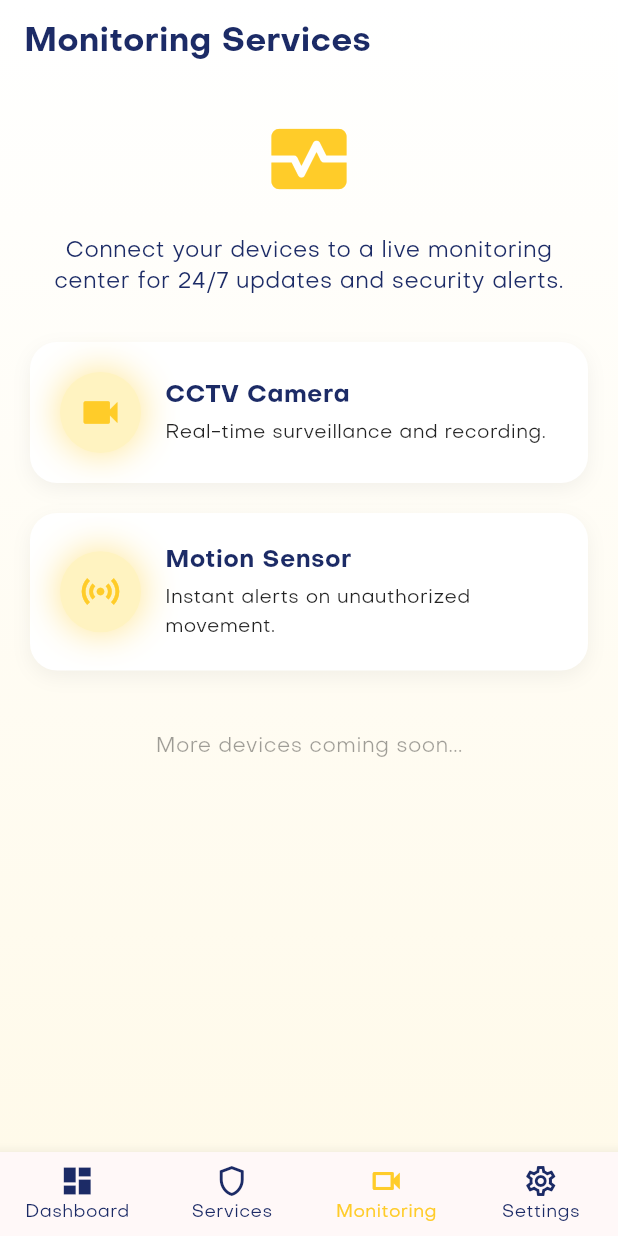
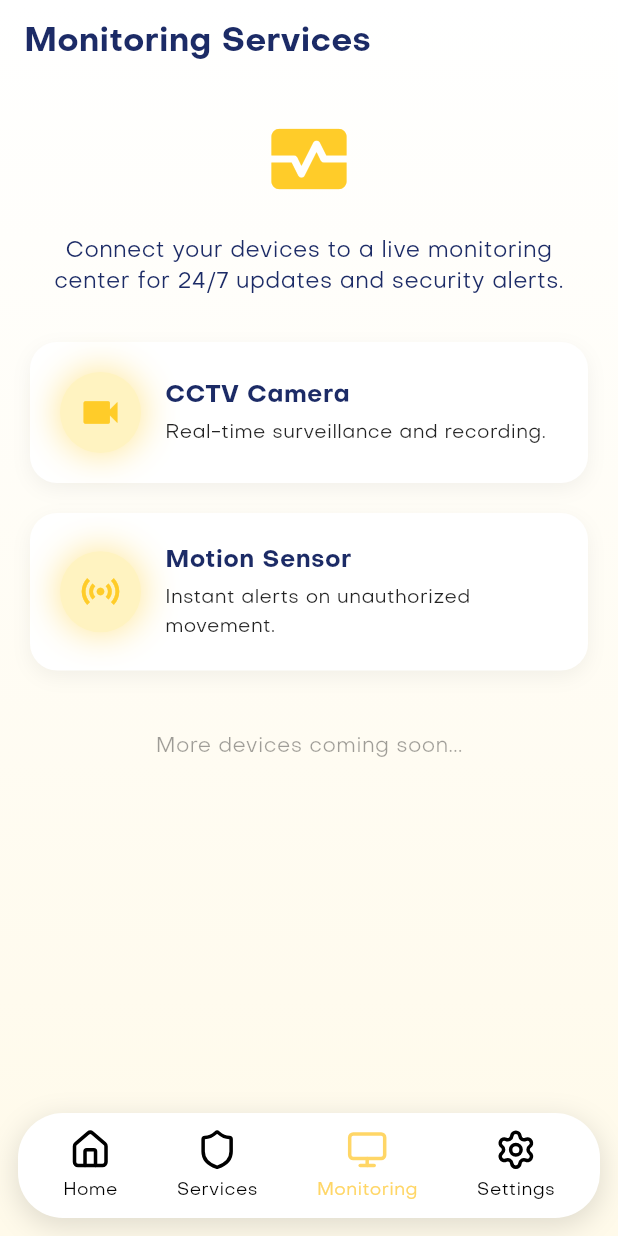
Before and after one commit to pinkarray/Halogen-app, a Flutter app: the HomeWrapper screen opened directly, item 3 of the bottom bar chosen, on a phone screen of 412 x 824 dp. Run offline on Flutter 3.47's test engine with Material 3 defaults, Android fonts, the phone set to English and light mode, and no system bars; drawn by our look-alikes of flutter_animate; our stand-ins replace another_flushbar, flutter_contacts, fluttertoast, geolocator, google_maps_flutter, local_auth and 3 more; missing offline and left inert: pay_with_paystack; accounts and stored records are empty.

```diff
--- /dev/null
+++ b/android/local_plugins/contacts_service/lib/contacts_service.dart
@@ -0,0 +1,6 @@
+// This is a placeholder file to make the plugin structure valid
+// You can copy the actual implementation from the original package later
+
+library contacts_service;
+
+export 'src/contacts_service.dart';
--- a/lib/shared/widgets/home_wrapper.dart
+++ b/lib/shared/widgets/home_wrapper.dart
@@ -3,6 +3,9 @@ import 'package:halogen/modules/dashboard/dashboard_screen.dart';
 import 'package:halogen/modules/services/services_screen.dart';
 import 'package:halogen/modules/settings/settings_screen.dart';
 import 'package:halogen/screens/monitoring_services_screen.dart';
+import 'package:flutter_animate/flutter_animate.dart';
+import 'package:lucide_icons/lucide_icons.dart';
+import 'dart:ui';
 
 class HomeWrapper extends StatefulWidget {
   final int initialIndex;
@@ -24,7 +27,9 @@ class _HomeWrapperState extends State<HomeWrapper> with TickerProviderStateMixin
   ];
 
   late final List<AnimationController> _controllers;
-  late final List<Animation<double>> _jumpAnimations;
+  late final List<Animation<double>> _scaleAnimations;
+  late final AnimationController _fabAnimationController;
+  late final Animation<double> _fabRotationAnimation;
 
   @override
   void initState() {
@@ -36,39 +41,33 @@ class _HomeWrapperState extends State<HomeWrapper> with TickerProviderStateMixin
       4,
       (index) => AnimationController(
         vsync: this,
-        duration: const Duration(milliseconds: 400),
+        duration: const Duration(milliseconds: 300),
       ),
     );
 
-    _jumpAnimations = _controllers.map((controller) {
-      return TweenSequence<double>([
-        TweenSequenceItem(
-          tween: Tween(begin: 0.0, end: -10.0),
-          weight: 50,
-        ),
-        TweenSequenceItem(
-          tween: Tween(begin: -10.0, end: 0.0),
-          weight: 50,
-        ),
-      ]).animate(
+    _scaleAnimations = _controllers.map((controller) {
+      return Tween<double>(begin: 1.0, end: 1.2).animate(
         CurvedAnimation(
           parent: controller,
           curve: Curves.easeOutBack,
         ),
       );
     }).toList();
+
+    // Start with the initial animation
+    _controllers[_selectedIndex].forward();
   }
 
   void _onItemTapped(int index) {
-    final controller = _controllers[index];
+    if (_selectedIndex == index) return;
 
-    if (!controller.isAnimating) {
-      controller.forward(from: 0.0);
-    }
+    // Reset previous animation
+    _controllers[_selectedIndex].reverse();
 
-    if (_selectedIndex != index) {
-      setState(() => _selectedIndex = index);
-    }
+    // Start new animation
+    _controllers[index].forward();
+
+    setState(() => _selectedIndex = index);
   }
 
   @override
@@ -82,43 +81,129 @@ class _HomeWrapperState extends State<HomeWrapper> with TickerProviderStateMixin
   @override
   Widget build(BuildContext context) {
     return Scaffold(
+      extendBody: true, // Important for transparent bottom nav bar
       body: IndexedStack(
         index: _selectedIndex,
         children: _screens,
       ),
-      bottomNavigationBar: BottomNavigationBar(
-        currentIndex: _selectedIndex,
-        onTap: _onItemTapped,
-        type: BottomNavigationBarType.fixed,
-        selectedFontSize: 12,
-        unselectedFontSize: 12,
-        selectedItemColor: const Color(0xFFFFCC29),
-        unselectedItemColor: Color(0xFF1C2B66),
-        showUnselectedLabels: true,
-        items: List.generate(4, (index) {
-          final iconData = [
-            Icons.dashboard,
-            Icons.shield_outlined,
-            Icons.videocam_outlined,
-            Icons.settings_outlined,
-          ][index];
+      bottomNavigationBar: _buildCustomBottomNavigationBar(),
+    );
+  }
 
-          final label = ["Dashboard", "Services", "Monitoring", "Settings"][index];
+  Widget _buildCustomBottomNavigationBar() {
+    return Container(
+      height: 80,
+      margin: const EdgeInsets.only(left: 12, right: 12, bottom: 12),
+      decoration: BoxDecoration(
+        color: Colors.transparent,
+      ),
+      child: Align(
+        alignment: Alignment.bottomCenter,
+        child: Container(
+          height: 70,
+          decoration: BoxDecoration(
+            color: Colors.white,
+            borderRadius: BorderRadius.circular(30),
+            boxShadow: [
+              BoxShadow(
+                color: Colors.black12,
+                blurRadius: 15,
+                spreadRadius: 1,
+                offset: const Offset(0, 5),
+              ),
+            ],
+          ),
+          margin: const EdgeInsets.symmetric(horizontal: 0),
+          padding: const EdgeInsets.symmetric(horizontal: 30),
+          child: Row(
+            mainAxisAlignment: MainAxisAlignment.spaceBetween,
+            children: [
+              _buildIcon(0, LucideIcons.home, "Home"),
+              _buildIcon(1, LucideIcons.shield, "Services"),
+              _buildIcon(2, LucideIcons.monitor, "Monitoring"),
+              _buildIcon(3, LucideIcons.settings, "Settings"),
+            ],
+          ),
+        ),
+      ),
+    );
+  }
 
-          return BottomNavigationBarItem(
-            icon: AnimatedBuilder(
-              animation: _jumpAnimations[index],
-              builder: (context, child) {
-                return Transform.translate(
-                  offset: Offset(0, _jumpAnimations[index].value),
-                  child: child,
-                );
-              },
-              child: Icon(iconData),
+  Widget _buildIcon(int index, IconData iconData, String label) {
+    final isSelected = _selectedIndex == index;
+    return GestureDetector(
+      onTap: () => _onItemTapped(index),
+      child: Column(
+        mainAxisSize: MainAxisSize.min,
+        children: [
+          Icon(
+            iconData,
+            size: 28,
+            color: isSelected ? const Color.fromARGB(255, 255, 214, 102) : Colors.black,
+          ),
+          const SizedBox(height: 4),
+          Text(
+            label,
+            style: TextStyle(
+              color: isSelected ? const Color.fromARGB(255, 255, 214, 102) : Colors.black,
+              fontSize: 12,
             ),
-            label: label,
-          );
-        }),
+          ),
+        ],
+      ),
+    );
+  }
+
+
+  Widget _buildNavItem(int index, IconData iconData, String label) {
+    final isSelected = _selectedIndex == index;
+
+    return Flexible(
+      child: GestureDetector(
+        onTap: () => _onItemTapped(index),
+        behavior: HitTestBehavior.opaque,
+        child: Container(
+          padding: const EdgeInsets.symmetric(vertical: 8, horizontal: 4),
+          child: Column(
+            mainAxisSize: MainAxisSize.min,
+            children: [
+              AnimatedBuilder(
+                animation: _scaleAnimations[index],
+                builder: (context, child) {
+                  return Transform.scale(
+                    scale: _scaleAnimations[index].value,
+                    child: child,
+                  );
+                },
+                child: Container(
+                  padding: const EdgeInsets.all(8),
+                  decoration: isSelected
+                      ? BoxDecoration(
+                          color: const Color(0xFFFFCC29).withOpacity(0.2),
+                          borderRadius: BorderRadius.circular(15),
+                        )
+                      : null,
+                  child: Icon(
+                    iconData,
+                    color: isSelected ? const Color(0xFFFFCC29) : const Color(0xFF1C2B66),
+                    size: 24,
+                  ),
+                ),
+              ),
+              const SizedBox(height: 4),
+              Text(
+                label,
+                style: TextStyle(
+                  color: isSelected ? const Color(0xFFFFCC29) : const Color(0xFF1C2B66),
+                  fontSize: 12,
+                  fontWeight: isSelected ? FontWeight.w600 : FontWeight.normal,
+                ),
+                maxLines: 1,
+                overflow: TextOverflow.ellipsis,
+              ),
+            ],
+          ),
+        ),
       ),
     );
   }
```
Also changed, not shown: android/local_plugins/contacts_service/lib/src/contacts_service.dart (added, +10 -0 lines), lib/modules/settings/sos/emergency_contacts_screen.dart (+7 -26 lines), pubspec.yaml (+5 -4 lines), pubspec.lock, 5 other files.
